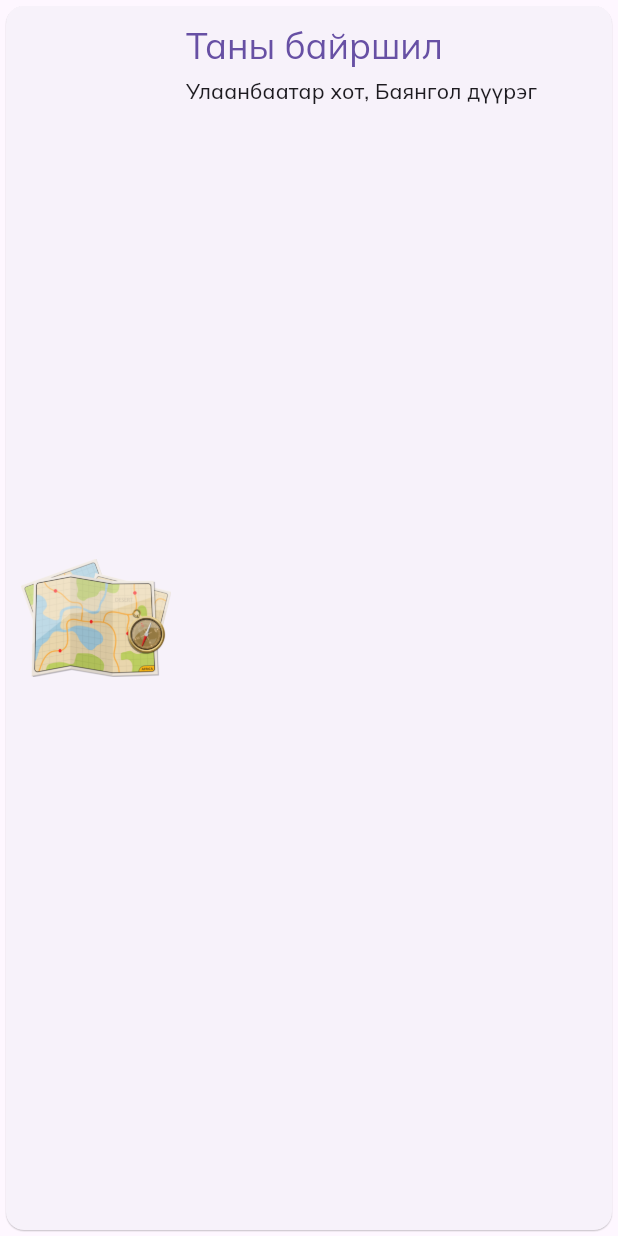
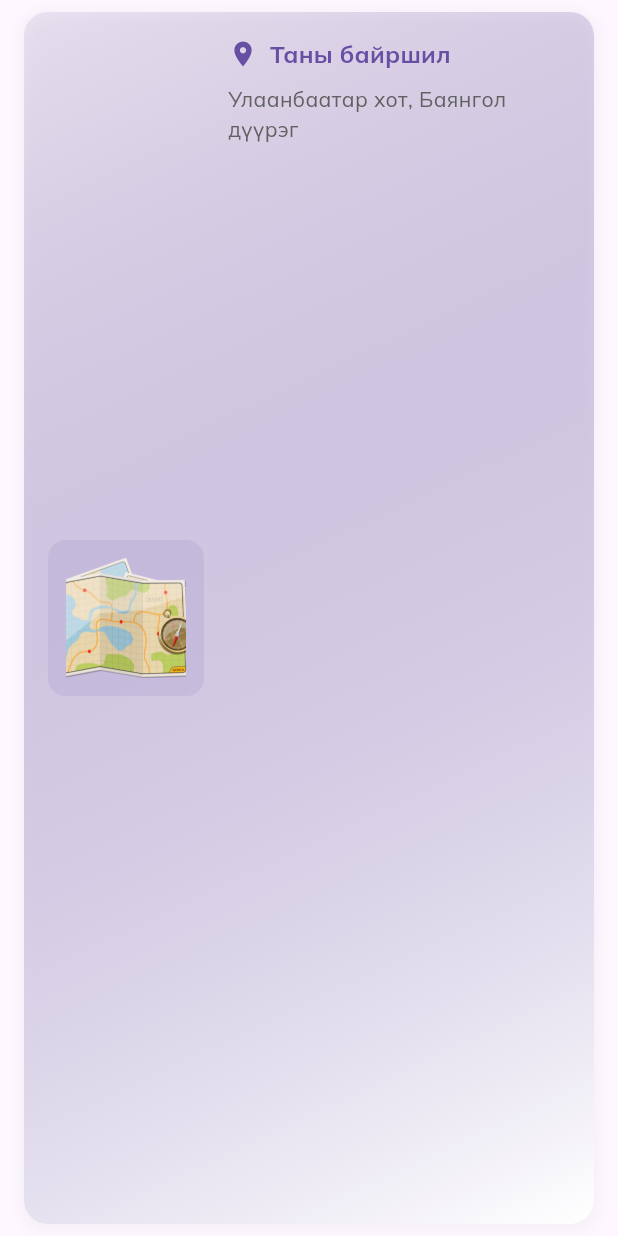
Before and after one commit to Unubold864/diplom, a Flutter app: the LocationCard widget shown alone on an empty page, opened directly, on a phone screen of 412 x 824 dp. Run offline on Flutter 3.47's test engine with Material 3 defaults, Android fonts, the light colour scheme and no system bars; our stand-ins replace animated_text_kit, google_fonts; missing offline and left inert: ionicons_named; key blocks and very long unbroken strings in the code were emptied for the run.

Commit message:
#4 location card сайжруулалт

```diff
--- a/travel/frontend/lib/widgets/location_card.dart
+++ b/travel/frontend/lib/widgets/location_card.dart
@@ -5,32 +5,75 @@ class LocationCard extends StatelessWidget {
 
   @override
   Widget build(BuildContext context) {
-    return Card(
-      elevation: 0.4,
-      shape: RoundedRectangleBorder(
+    return Container(
+      margin: const EdgeInsets.symmetric(horizontal: 16, vertical: 8),
+      decoration: BoxDecoration(
+        gradient: LinearGradient(
+          colors: [
+            Theme.of(context).primaryColor.withOpacity(0.1),
+            Colors.white,
+          ],
+          begin: Alignment.topLeft,
+          end: Alignment.bottomRight,
+        ),
+        borderRadius: BorderRadius.circular(16),
+        boxShadow: [
+          BoxShadow(
+            color: Colors.grey.withOpacity(0.1),
+            spreadRadius: 2,
+            blurRadius: 8,
+            offset: const Offset(0, 2),
+          ),
+        ],
+      ),
+      child: Padding(
+        padding: const EdgeInsets.all(16),
+        child: Row(
+          children: [
+            Container(
+              padding: const EdgeInsets.all(12),
+              decoration: BoxDecoration(
+                color: Theme.of(context).primaryColor.withOpacity(0.1),
                 borderRadius: BorderRadius.circular(12),
               ),
-      child: Padding(
-        padding: const EdgeInsets.all(10),
-        child: Row(
-          children: [
-            Image.asset('assets/map.png', width: 100),
-            SizedBox(width: 10),
-            Column(
+              child: Image.asset(
+                'assets/map.png',
+                width: 80,
+                height: 80,
+                fit: BoxFit.cover,
+              ),
+            ),
+            const SizedBox(width: 16),
+            Expanded(
+              child: Column(
                 crossAxisAlignment: CrossAxisAlignment.start,
                 children: [
+                  Row(
+                    children: [
+                      Icon(
+                        Icons.location_on,
+                        color: Theme.of(context).primaryColor,
+                        size: 20,
+                      ),
+                      const SizedBox(width: 8),
                       Text(
                         "Таны байршил",
-                  style: Theme.of(context).textTheme.headlineSmall!.copyWith(
+                        style: Theme.of(context).textTheme.titleMedium?.copyWith(
                           color: Theme.of(context).primaryColor,
+                          fontWeight: FontWeight.bold,
                         ),
                       ),
-                SizedBox(height: 5),
+                    ],
+                  ),
+                  const SizedBox(height: 8),
                   Text(
                     "Улаанбаатар хот, Баянгол дүүрэг",
-                  style: Theme.of(context).textTheme.labelLarge,
+                    style: Theme.of(context).textTheme.bodyMedium?.copyWith(
+                      color: Colors.grey[700],
+                    ),
                   ),
                 ],
+              ),
             ),
           ],
         ),
```
Lines whose indentation alone changed are shown as unchanged.
